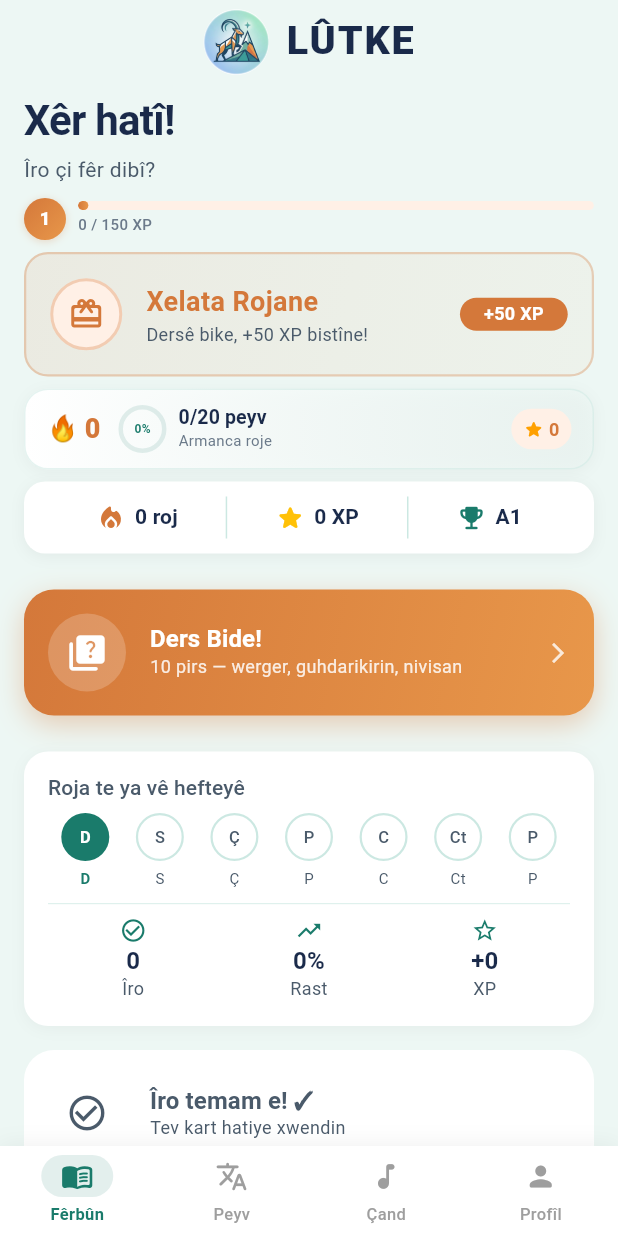
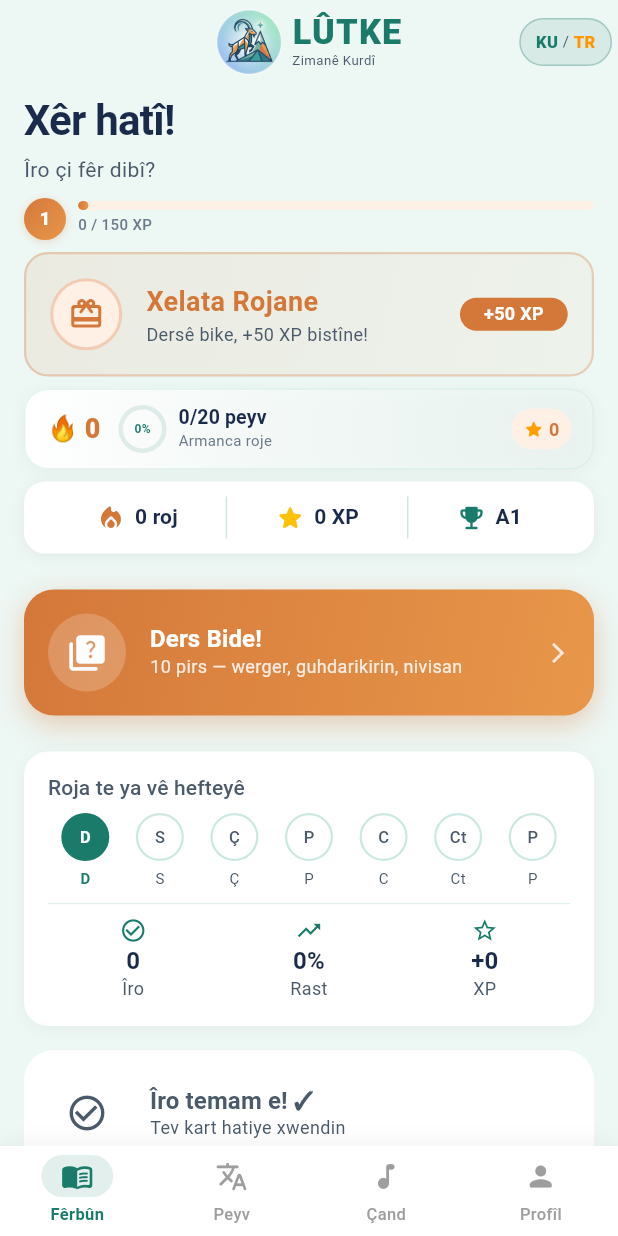
Before and after one commit to ymutlu49/lutke, a Flutter app: the HomeScreen screen opened by its route, on a phone screen of 412 x 824 dp. Run offline on Flutter 3.47's test engine with Material 3 defaults, Android fonts, the phone set to English and light mode, and no system bars; drawn by our look-alikes of flutter_animate; our stand-ins replace cloud_firestore, connectivity_plus, drift, easy_localization, firebase_auth, firebase_core and 8 more; accounts and stored records are empty; generated files the repository leaves out were written again; Roboto replaces fonts that are missing (NotoSans).

Commit message:
feat: Logo+isim bütünleşik + KU/TR dil modu toggle
Logo iyileştirme:
- Logo-yazı boşluğu %25 → %15 azaltıldı
- "LÛTKE" altına "Zimanê Kurdî" alt yazı eklendi
- Yazı rengi textPrimary → primary (daha bütünleşik)

Dil modu sistemi:
- LanguageMode enum: kuTr (Kurmancî+Türkçe) / kuOnly (Tenê Kurmancî)
- SharedPreferences ile kalıcı tercih
- Home app bar'da KU/TR toggle butonu
- SnackBar ile mod değişim bildirimi
- showTurkishProvider tüm ekranlardan erişilebilir

Co-Authored-By: Claude Opus 4.6 (1M context) <noreply@anthropic.com>

```diff
--- a/lib/features/lessons/presentation/home_screen.dart
+++ b/lib/features/lessons/presentation/home_screen.dart
@@ -15,6 +15,7 @@ import '../domain/lesson_entities.dart';
 import '../domain/a1_kelime_db.dart';
 import '../../../shared/widgets/lutke_logo.dart';
 import '../../../shared/widgets/streak_widget.dart';
+import '../../../shared/providers/language_mode_provider.dart';
 import '../../gamification/gamification_widgets.dart';
 
 // ════════════════════════════════════════════════════════════════
@@ -55,6 +56,11 @@ class HomeScreen extends ConsumerWidget {
                 onLongPress: () => context.push(AppRoutes.admin),
                 child: LutkeLogo.brandHorizontal(iconSize: 44),
               ),
+              actions: [
+                // Dil modu toggle
+                _LanguageModeToggle(),
+                const SizedBox(width: 4),
+              ],
             ),
 
             // ── İçerik ───────────────────────────────────────────
@@ -1424,3 +1430,64 @@ class _StartQuizButton extends StatelessWidget {
         );
   }
 }
+
+// ════════════════════════════════════════════════════════════════
+// DİL MODU TOGGLE — KU/TR veya KU only
+// ════════════════════════════════════════════════════════════════
+
+class _LanguageModeToggle extends ConsumerWidget {
+  @override
+  Widget build(BuildContext context, WidgetRef ref) {
+    final mode = ref.watch(languageModeProvider);
+    final isKuTr = mode == LanguageMode.kuTr;
+
+    return GestureDetector(
+      onTap: () {
+        ref.read(languageModeProvider.notifier).toggle();
+        ScaffoldMessenger.of(context).showSnackBar(
+          SnackBar(
+            content: Text(
+              isKuTr ? 'Tenê Kurmancî — Sadece Kürtçe' : 'Kurmancî + Türkçe',
+              style: const TextStyle(fontSize: 13),
+            ),
+            behavior: SnackBarBehavior.floating,
+            shape: RoundedRectangleBorder(borderRadius: BorderRadius.circular(12)),
+            duration: const Duration(seconds: 2),
+          ),
+        );
+      },
+      child: Container(
+        padding: const EdgeInsets.symmetric(horizontal: 10, vertical: 6),
+        decoration: BoxDecoration(
+          color: isKuTr
+              ? AppColors.primary.withOpacity(0.1)
+              : const Color(0xFFFFF3E0),
+          borderRadius: BorderRadius.circular(20),
+          border: Border.all(
+            color: isKuTr
+                ? AppColors.primary.withOpacity(0.3)
+                : const Color(0xFFFF9800).withOpacity(0.3),
+          ),
+        ),
+        child: Row(
+          mainAxisSize: MainAxisSize.min,
+          children: [
+            Text('KU',
+              style: TextStyle(
+                fontSize: 11, fontWeight: FontWeight.w800,
+                color: AppColors.primary)),
+            Padding(
+              padding: const EdgeInsets.symmetric(horizontal: 3),
+              child: Text('/', style: TextStyle(fontSize: 10, color: AppColors.textSecondary)),
+            ),
+            Text(isKuTr ? 'TR' : '—',
+              style: TextStyle(
+                fontSize: 11, fontWeight: FontWeight.w800,
+                color: isKuTr ? const Color(0xFFFF9800) : AppColors.textSecondary.withOpacity(0.4),
+                decoration: isKuTr ? null : TextDecoration.lineThrough)),
+          ],
+        ),
+      ),
+    );
+  }
+}
--- a/lib/shared/widgets/lutke_logo.dart
+++ b/lib/shared/widgets/lutke_logo.dart
@@ -125,6 +125,7 @@ class LutkeLogo extends StatelessWidget {
   Widget _buildHorizontal() {
     return Row(
       mainAxisSize: MainAxisSize.min,
+      crossAxisAlignment: CrossAxisAlignment.center,
       children: [
         ClipOval(
           child: SizedBox(
@@ -139,17 +140,33 @@ class LutkeLogo extends StatelessWidget {
           ),
         ),
 
-        SizedBox(width: size * 0.25),
+        SizedBox(width: size * 0.15),
 
-        Text(
-          'LÛTKE',
-          style: TextStyle(
-            fontSize: size * 0.6,
-            fontWeight: FontWeight.w800,
-            color: AppColors.textPrimary,
-            letterSpacing: 1.2,
-            height: 1,
-          ),
+        Column(
+          mainAxisSize: MainAxisSize.min,
+          crossAxisAlignment: CrossAxisAlignment.start,
+          children: [
+            Text(
+              'LÛTKE',
+              style: TextStyle(
+                fontSize: size * 0.52,
+                fontWeight: FontWeight.w900,
+                color: AppColors.primary,
+                letterSpacing: 0.8,
+                height: 1,
+              ),
+            ),
+            Text(
+              'Zimanê Kurdî',
+              style: TextStyle(
+                fontSize: size * 0.2,
+                fontWeight: FontWeight.w400,
+                color: AppColors.textSecondary,
+                letterSpacing: 0.3,
+                height: 1.3,
+              ),
+            ),
+          ],
         ),
       ],
     );
```
Also changed, not shown: lib/shared/providers/language_mode_provider.dart (added, +42 -0 lines).
